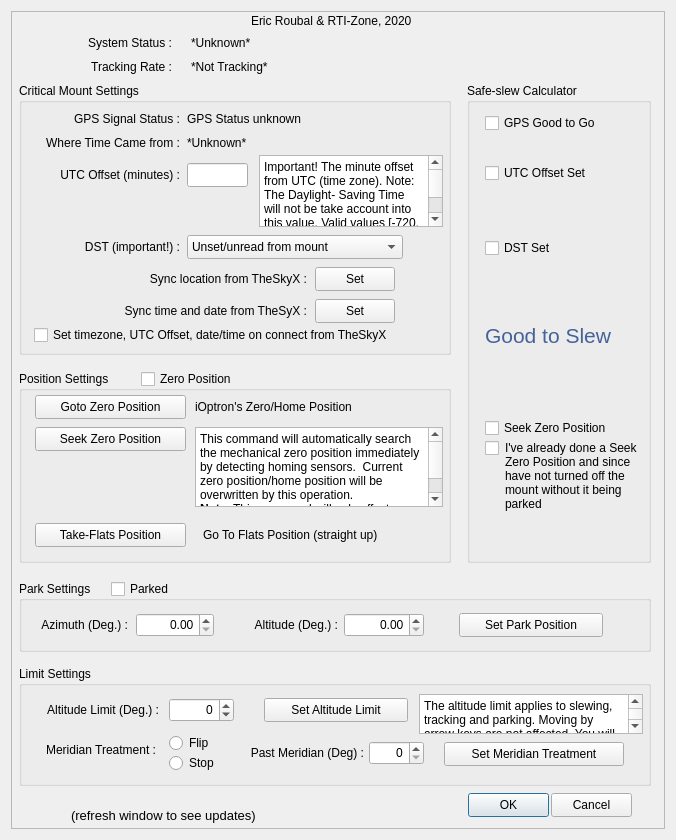
Before: the Qt Designer form iOptronV3.ui in rpineau/iOptronV3, drawn with Qt 5.
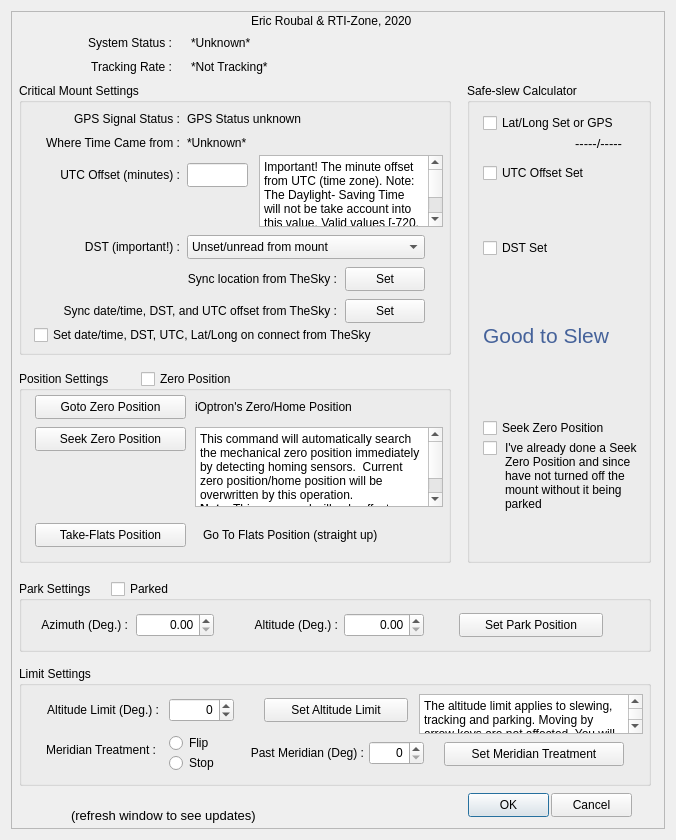
After: the same form once the commit is applied. Custom widgets are drawn as their Qt base class.

Commit message: Allow slewing and change safe-to-slew calculation if either the GPS is set OR the lat/long is valid.  Also, change from TSX to TS everywhere in the interface.  Also, fix GPS status which was truly broken.

```diff
--- a/iOptronV3.ui
+++ b/iOptronV3.ui
@@ -153,20 +153,43 @@
       <widget class="QCheckBox" name="checkBox_gps_good">
        <property name="geometry">
         <rect>
-         <x>18</x>
+         <x>16</x>
          <y>30</y>
-         <width>120</width>
+         <width>150</width>
          <height>20</height>
         </rect>
        </property>
        <property name="text">
-        <string>GPS Good to Go</string>
+        <string>Lat/Long Set or GPS</string>
+       </property>
+      </widget>
+      <widget class="QLabel" name="label_lat_long_4">
+       <property name="geometry">
+        <rect>
+         <x>15</x>
+         <y>50</y>
+         <width>140</width>
+         <height>20</height>
+        </rect>
+       </property>
+       <property name="font">
+        <font>
+         <pointsize>10</pointsize>
+         <weight>30</weight>
+         <bold>false</bold>
+        </font>
+       </property>
+       <property name="text">
+        <string>-----/-----</string>
+       </property>
+       <property name="alignment">
+        <set>Qt::AlignLeft|Qt::AlignTrailing|Qt::AlignVCenter</set>
        </property>
       </widget>
       <widget class="QCheckBox" name="checkBox_utc_good">
        <property name="geometry">
         <rect>
-         <x>18</x>
+         <x>16</x>
          <y>80</y>
          <width>120</width>
          <height>20</height>
@@ -179,7 +202,7 @@
       <widget class="QCheckBox" name="checkBox_dst_good">
        <property name="geometry">
         <rect>
-         <x>18</x>
+         <x>16</x>
          <y>155</y>
          <width>120</width>
          <height>20</height>
@@ -192,7 +215,7 @@
       <widget class="QLabel" name="calculator_concl">
        <property name="geometry">
         <rect>
-         <x>18</x>
+         <x>16</x>
          <y>225</y>
          <width>140</width>
          <height>54</height>
@@ -215,7 +238,7 @@
       <widget class="QCheckBox" name="checkBox_zero_good">
        <property name="geometry">
         <rect>
-         <x>18</x>
+         <x>16</x>
          <y>335</y>
          <width>145</width>
          <height>20</height>
@@ -228,7 +251,7 @@
       <widget class="QCheckBox" name="checkBox_zero_done">
        <property name="geometry">
         <rect>
-         <x>18</x>
+         <x>16</x>
          <y>355</y>
          <width>145</width>
          <height>20</height>
@@ -394,7 +417,7 @@
         <rect>
          <x>168</x>
          <y>152</y>
-         <width>216</width>
+         <width>238</width>
          <height>24</height>
         </rect>
        </property>
@@ -425,12 +448,12 @@
         <rect>
          <x>8</x>
          <y>184</y>
-         <width>280</width>
+         <width>310</width>
          <height>24</height>
         </rect>
        </property>
        <property name="text">
-        <string>Sync location from TheSkyX :</string>
+        <string>Sync location from TheSky :</string>
        </property>
        <property name="alignment">
         <set>Qt::AlignRight|Qt::AlignTrailing|Qt::AlignVCenter</set>
@@ -441,12 +464,12 @@
         <rect>
          <x>8</x>
          <y>216</y>
-         <width>280</width>
+         <width>310</width>
          <height>24</height>
         </rect>
        </property>
        <property name="text">
-        <string>Sync time and date from TheSyX :</string>
+        <string>Sync date/time, DST, and UTC offset from TheSky :</string>
        </property>
        <property name="alignment">
         <set>Qt::AlignRight|Qt::AlignTrailing|Qt::AlignVCenter</set>
@@ -455,7 +478,7 @@
       <widget class="QPushButton" name="pushButton_7">
        <property name="geometry">
         <rect>
-         <x>296</x>
+         <x>326</x>
          <y>184</y>
          <width>80</width>
          <height>24</height>
@@ -468,7 +491,7 @@
       <widget class="QPushButton" name="pushButton_6">
        <property name="geometry">
         <rect>
-         <x>296</x>
+         <x>326</x>
          <y>216</y>
          <width>80</width>
          <height>24</height>
@@ -488,7 +511,7 @@
         </rect>
        </property>
        <property name="text">
-        <string>Set timezone, UTC Offset, date/time on connect from TheSkyX</string>
+        <string>Set date/time, DST, UTC, Lat/Long on connect from TheSky</string>
        </property>
       </widget>
      </widget>
```
The commit also changes 3 other files.
